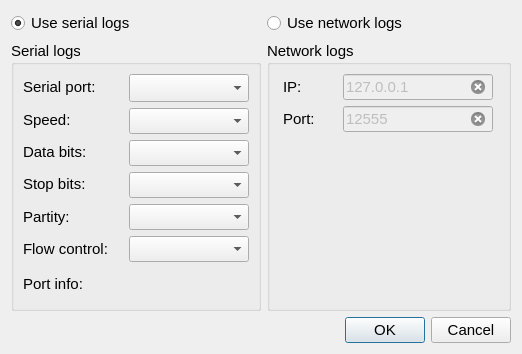
The window that GroundStation/src/Core/Logs/LogsOptionsDialog.ui (TxBlackWolf/quadcopter) describes before a commit, drawn with Qt 5.
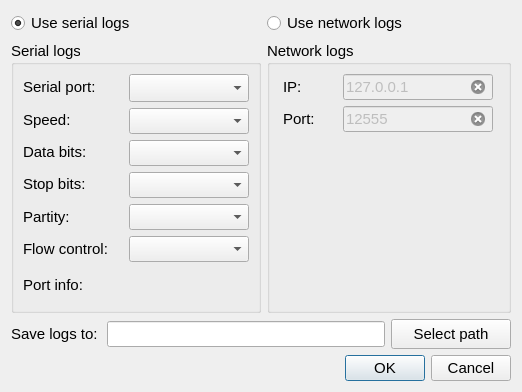
The same window after the commit.

Commit message: Added logs path setting.

Diff of the .ui file:
```diff
--- a/GroundStation/src/Core/Logs/LogsOptionsDialog.ui
+++ b/GroundStation/src/Core/Logs/LogsOptionsDialog.ui
@@ -7,7 +7,7 @@
     <x>0</x>
     <y>0</y>
     <width>522</width>
-    <height>354</height>
+    <height>392</height>
    </rect>
   </property>
   <property name="maximumSize">
@@ -456,6 +456,51 @@
      </item>
     </layout>
    </item>
+   <item>
+    <layout class="QHBoxLayout" name="horizontalLayout_2">
+     <item>
+      <widget class="QLabel" name="labelLogDir">
+       <property name="minimumSize">
+        <size>
+         <width>90</width>
+         <height>30</height>
+        </size>
+       </property>
+       <property name="maximumSize">
+        <size>
+         <width>90</width>
+         <height>30</height>
+        </size>
+       </property>
+       <property name="text">
+        <string>Save logs to:</string>
+       </property>
+      </widget>
+     </item>
+     <item>
+      <widget class="QLineEdit" name="lineEditLogsDir"/>
+     </item>
+     <item>
+      <widget class="QPushButton" name="pushButtonLogsDir">
+       <property name="minimumSize">
+        <size>
+         <width>120</width>
+         <height>30</height>
+        </size>
+       </property>
+       <property name="maximumSize">
+        <size>
+         <width>120</width>
+         <height>30</height>
+        </size>
+       </property>
+       <property name="text">
+        <string>Select path</string>
+       </property>
+      </widget>
+     </item>
+    </layout>
+   </item>
    <item>
     <widget class="QDialogButtonBox" name="buttonBox">
      <property name="standardButtons">
```
Left out of the diff: 2 changed lines with no effect on the pictures. The commit also changes 6 other files.
